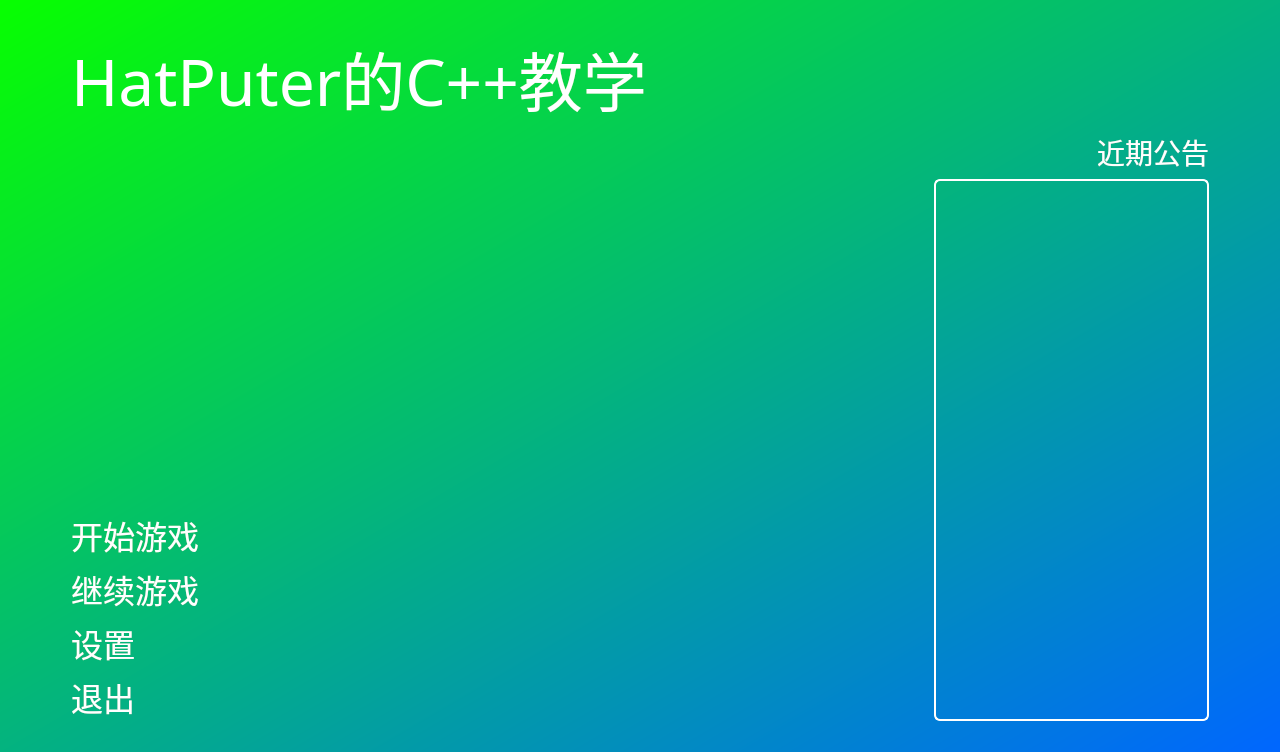
Old version of the form ui/Menu.ui in the repository HatPuter/HatPuterCppTeaching.
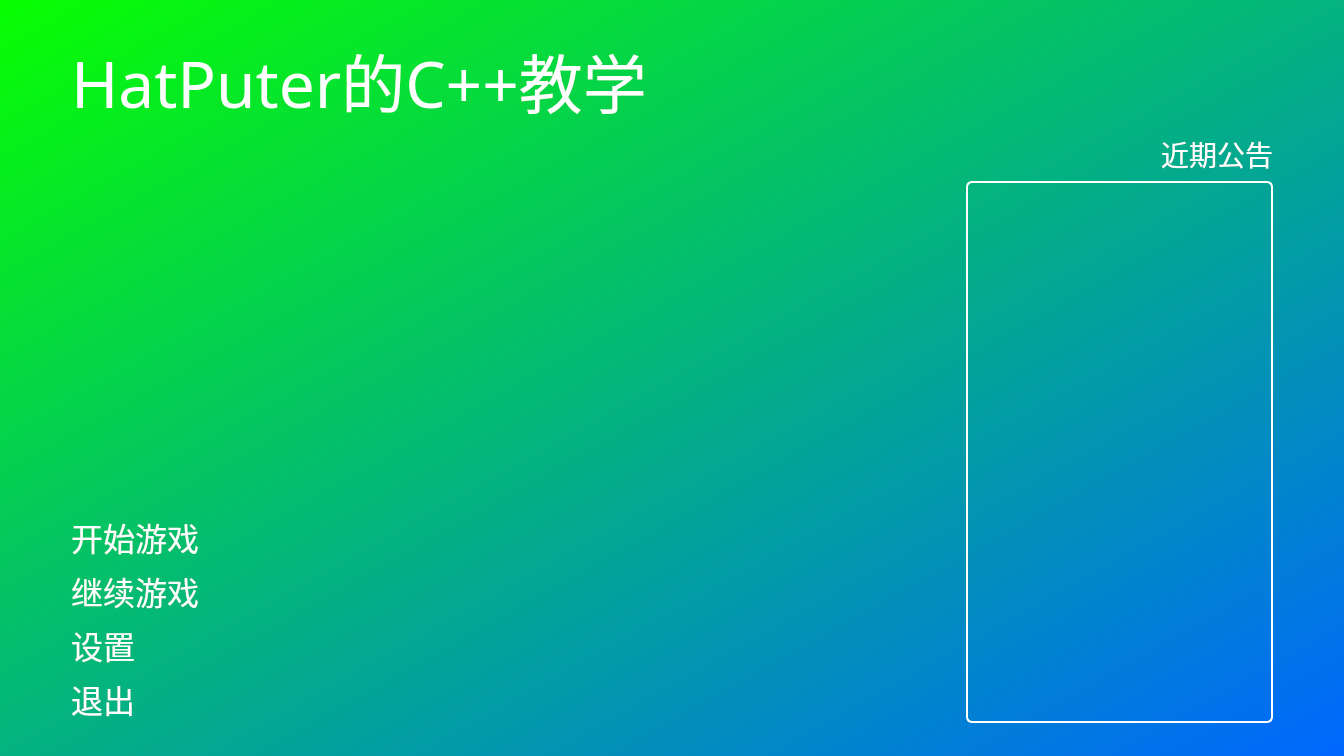
New version of the form.

Patch:
```diff
--- a/ui/Menu.ui
+++ b/ui/Menu.ui
@@ -6,8 +6,8 @@
    <rect>
     <x>0</x>
     <y>0</y>
-    <width>1280</width>
-    <height>720</height>
+    <width>1344</width>
+    <height>756</height>
    </rect>
   </property>
   <property name="font">
```
